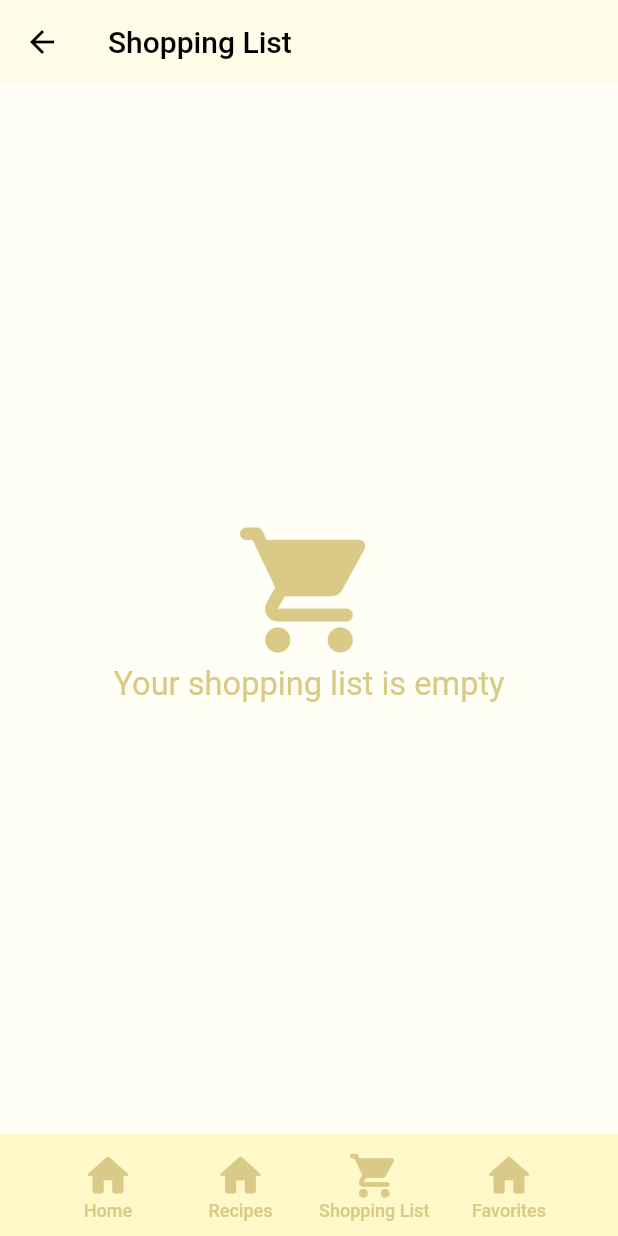
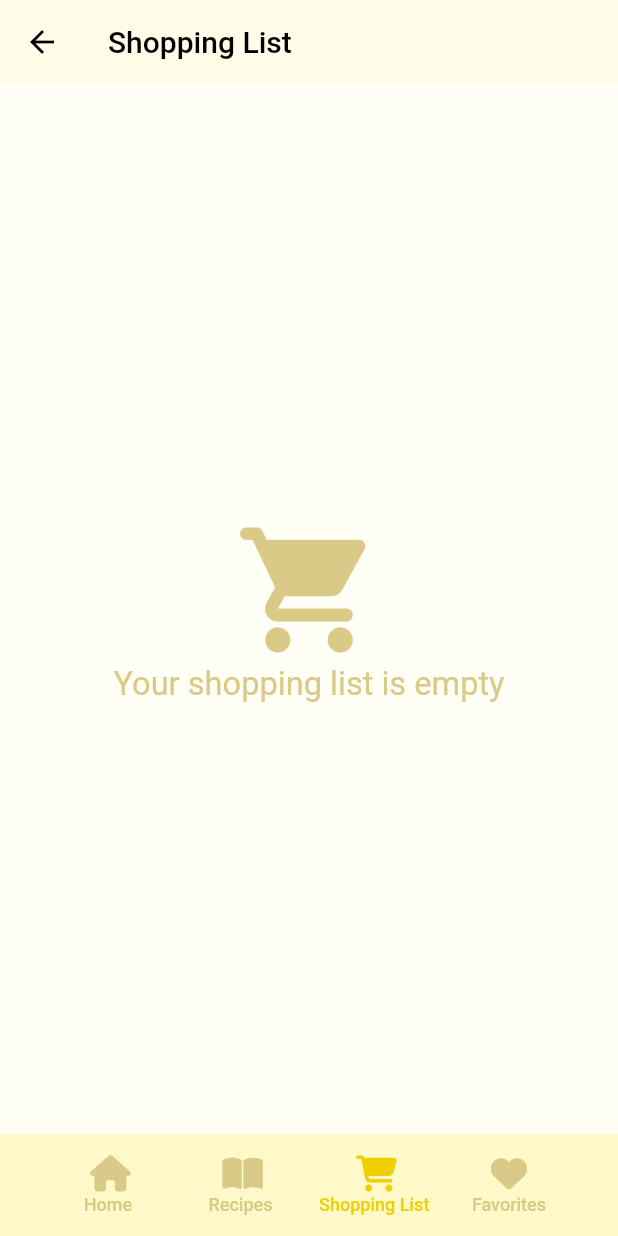
Before and after one commit to Alessa-Gillespie/Kusina-App, a Flutter app: the FavoritesPageScreen screen opened by its route, after a tap on "Shopping List", on a phone screen of 412 x 824 dp. Run offline on Flutter 3.47's test engine with Material 2 defaults, Android fonts, the phone set to English and light mode, and no system bars; our stand-ins replace font_awesome_flutter, google_fonts.

Commit message:
made the NavBar responsive (completed)

```diff
--- a/lib/navbar.dart
+++ b/lib/navbar.dart
@@ -1,6 +1,7 @@
 import 'package:flutter/material.dart';
 import 'styles.dart';
 import 'package:kusina_app_v3/routes/app_routes.dart';
+import 'package:font_awesome_flutter/font_awesome_flutter.dart';
 
 enum Button {
   home,
@@ -10,6 +11,12 @@ enum Button {
 }
 
 class NavBar extends StatelessWidget {
+  NavBar({this.onPress, required this.selectedIndex});
+  final onPress;
+  final selectedIndex;
+
+  final Color _InactiveNavColor = kNavBarTextColor,
+      _ActiveNavColor = kMainColor;
 
   @override
   Widget build(BuildContext context) {
@@ -24,18 +31,23 @@ class NavBar extends StatelessWidget {
             crossAxisAlignment: CrossAxisAlignment.start,
             children: <Widget>[
               IconGroup(
-                  icon: Icons.home_rounded,
+                  icon: FontAwesomeIcons.house,
                   text: 'Home',
+                  color: selectedIndex == 0
+                      ? _ActiveNavColor
+                      : _InactiveNavColor,
                   onPress: () {
-
                     Navigator.pushNamed(context, AppRoutes.homePage);
                   }
               ),
               Padding(
                 padding: const EdgeInsets.only(left: 12),
                 child: IconGroup(
-                    icon: Icons.home_rounded,
+                    icon: FontAwesomeIcons.bookOpen,
                     text: 'Recipes',
+                    color: selectedIndex == 1
+                        ? _ActiveNavColor
+                        : _InactiveNavColor,
                     onPress: () {
                       Navigator.pushNamed(context, AppRoutes.resultsPageScreen); //if no selected ingredients,
                                                                                  // it should be recipes page instead
@@ -43,15 +55,21 @@ class NavBar extends StatelessWidget {
                 ),
               ),
               IconGroup(
-                  icon: Icons.shopping_cart_rounded,
+                  icon: FontAwesomeIcons.cartShopping,
                   text: 'Shopping List',
+                  color: selectedIndex == 2
+                      ? _ActiveNavColor
+                      : _InactiveNavColor,
                   onPress: () {
                     Navigator.pushNamed(context, AppRoutes.shoppingListScreen);
                   }
               ),
               IconGroup(
-                  icon: Icons.home_rounded,
+                  icon: FontAwesomeIcons.solidHeart,
                   text: 'Favorites',
+                  color: selectedIndex == 3
+                      ? _ActiveNavColor
+                      : _InactiveNavColor,
                   onPress: () {
                     Navigator.pushNamed(context, AppRoutes.favoritesPageScreen);
                   }
@@ -63,14 +81,15 @@ class NavBar extends StatelessWidget {
     );
   }
 }
+
 class IconGroup extends StatelessWidget{
-  IconGroup({ required this.text, required this.icon, required this.onPress,});
+  IconGroup({ required this.text, required this.icon, required this.onPress,this.color});
 
   //named parameters
   final String? text;
   final Function()? onPress;
   final IconData? icon;
-  final Color? iconColor = kNavBarTextColor;
+  final Color? color;
 
   @override
   Widget build(BuildContext context) {
@@ -87,13 +106,14 @@ class IconGroup extends StatelessWidget{
             // ),
             Icon(
                 icon,
-                color: iconColor,
-                size: 35
+                color: color,
+                size: 24
             ),
+            SizedBox(height: 3),
             Text(
               text!,
               textAlign: TextAlign.center,
-              style: kNavBarTextTextStyle,
+              style: kNavBarTextTextStyle.copyWith(color: color),
             )
           ],
         ),
--- a/lib/screens/favorites_page_screen.dart
+++ b/lib/screens/favorites_page_screen.dart
@@ -187,7 +187,9 @@ class _FavoritesPageScreenState extends State<FavoritesPageScreen> {
           : _buildRecipeBlocks(),// display favorite recipes
         ],
       ),
-      bottomNavigationBar: NavBar(),
+      bottomNavigationBar: NavBar(
+        selectedIndex: 3,
+      ),
     );
   }
 
--- a/lib/screens/home_page_screen.dart
+++ b/lib/screens/home_page_screen.dart
@@ -169,7 +169,12 @@ class _HomePageScreenState extends State<HomePageScreen> {
           ),
         ],
       ),
-      bottomNavigationBar: NavBar(),
+      bottomNavigationBar: NavBar(
+        selectedIndex: 0,
+        // onPress: (){
+        //   Navigator.pushNamed(context, AppRoutes.ingredientsPageScreen);
+        // },
+      ),
     );
   }
 }
--- a/lib/screens/results_page_screen.dart
+++ b/lib/screens/results_page_screen.dart
@@ -172,7 +172,9 @@ class resultsPageScreenState extends State<ResultsPageScreen> {
                   ),
         ]
                 ))),
-        bottomNavigationBar: NavBar(),
+      bottomNavigationBar: NavBar(
+        selectedIndex: 1,
+      ),
     );
   }
 }
--- a/lib/screens/shopping_list_screen.dart
+++ b/lib/screens/shopping_list_screen.dart
@@ -165,7 +165,9 @@ class _shoppingListState extends State<ShoppingList> {
                   ),
                 ),
       ),
-      bottomNavigationBar: NavBar(),
+      bottomNavigationBar: NavBar(
+        selectedIndex: 2,
+      ),
     );
   }
 }
--- a/pubspec.yaml
+++ b/pubspec.yaml
@@ -37,6 +37,7 @@ dependencies:
   # Use with the CupertinoIcons class for iOS style icons.
   cupertino_icons: ^1.0.2
   google_fonts: ^6.1.0
+  font_awesome_flutter: ^10.6.0
 
 dev_dependencies:
   flutter_test:
```
Also changed, not shown: pubspec.lock.
